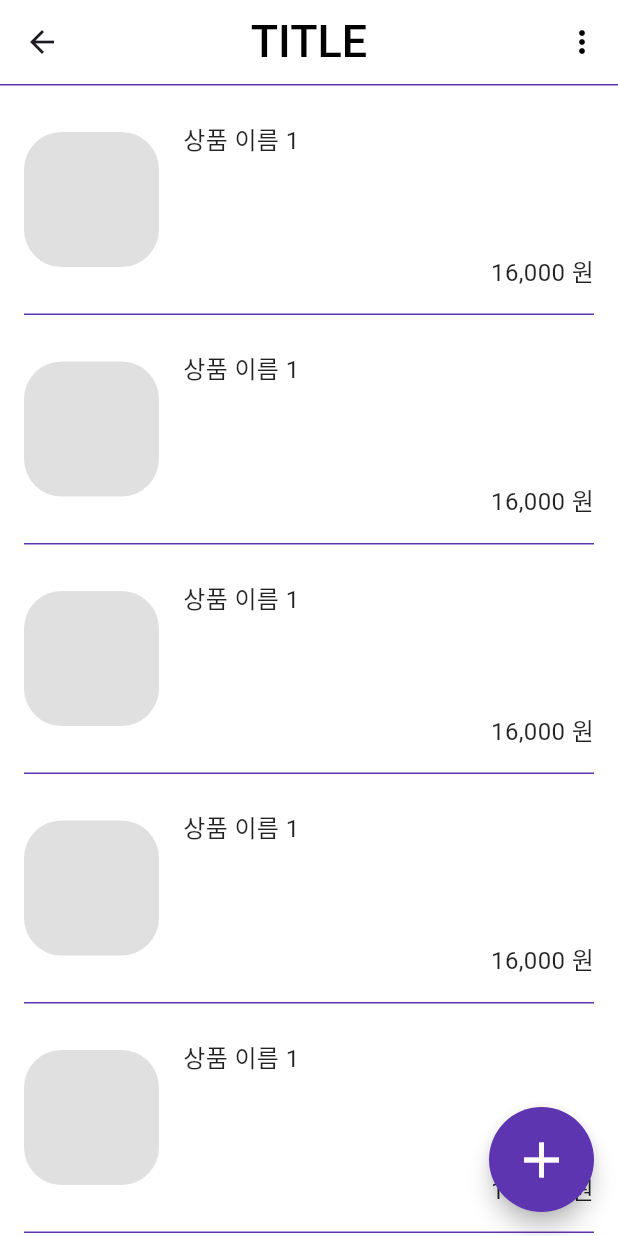
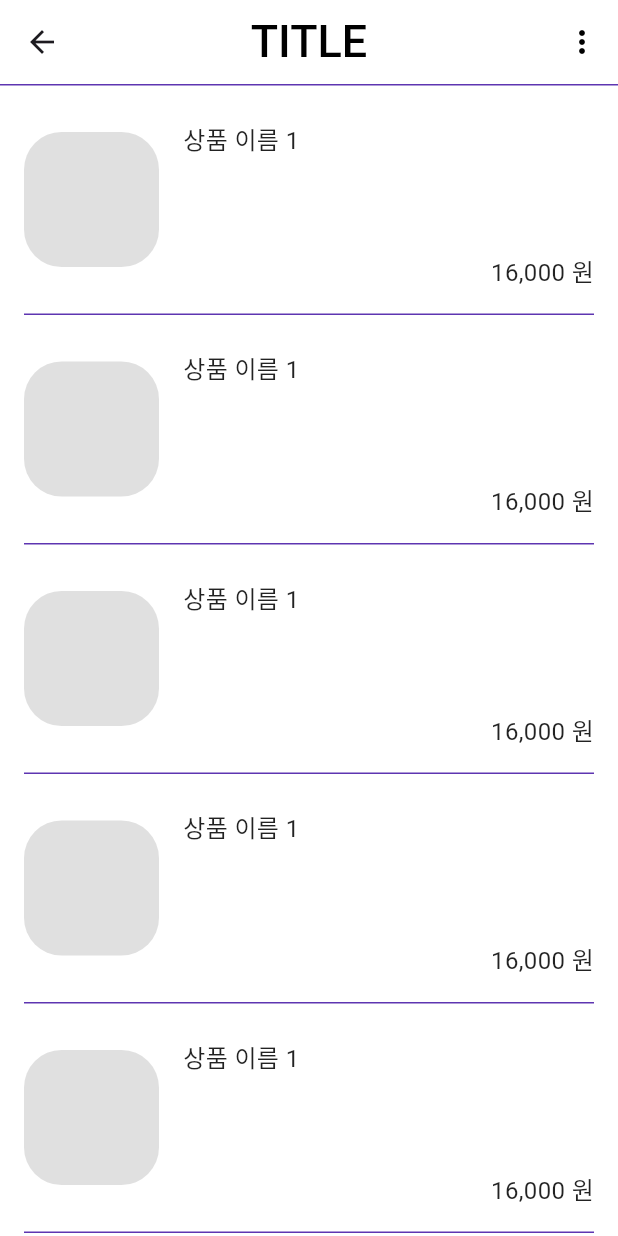
Before and after one commit to seongil-pak/flutter_shopping_mall_app, a Flutter app: the screen it shows after launch, after a tap on "삼품목록 보기", on a phone screen of 412 x 824 dp. Run offline on Flutter 3.47's test engine with Material 3 defaults, Android fonts, the light colour scheme and no system bars.

Commit message:
우측 하단 플로팅 버튼 삭제

```diff
--- a/lib/list_page/list_page.dart
+++ b/lib/list_page/list_page.dart
@@ -16,7 +16,7 @@ class ListPage extends StatelessWidget {
        price: 16000,
       ),
     );
-    //final List<Product> products = [];//빈화면 테스트용-> 위의 테스트 데이터 주석처리하고 이걸 활성화.
+    //final List<Product> products = [];//빈화면 테스트용-> 위의 테스트 데이터 주석처리하고 해당줄 활성시 빈화면 표시.
 
     // 메인 화면 구조
     return Scaffold(
@@ -54,21 +54,6 @@ class ListPage extends StatelessWidget {
       body: products.isEmpty
           ? const EmptyProductList()
           : ProductList(products: products),
-      // 우측 하단 플로팅 버튼
-      floatingActionButton: SizedBox(
-  width: 70, // 버튼 크기 증가
-  height: 70, // 버튼 크기 증가
-  child: FloatingActionButton(
-    onPressed: () {},
-    backgroundColor: Colors.deepPurple[600],
-    shape: const CircleBorder(), // 완전한 원형으로 변경
-    child: const Icon(
-      Icons.add,
-      color: Colors.white,
-      size: 40, // 아이콘 크기도 증가
-    ),
-  ),
-),
     );
   }
 }
```
